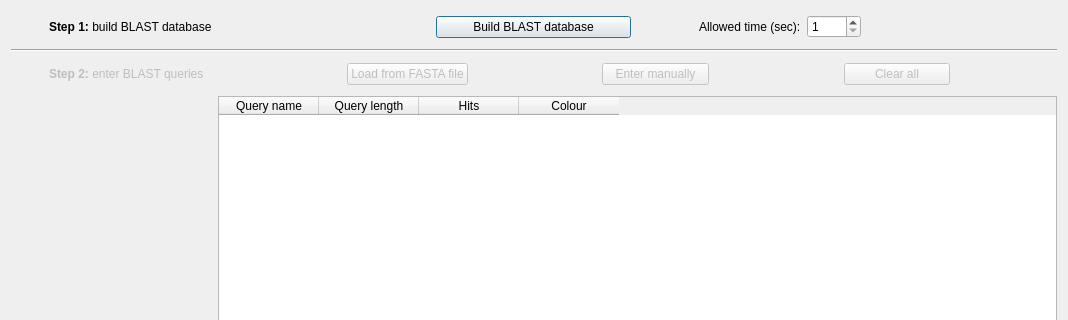
Before: the Qt Designer form ui/blastsearchdialog.ui in rrwick/Bandage, drawn with Qt 5; both pictures show x 0 to 1068 and y 0 to 320 of the 1068 by 753 pixel window.
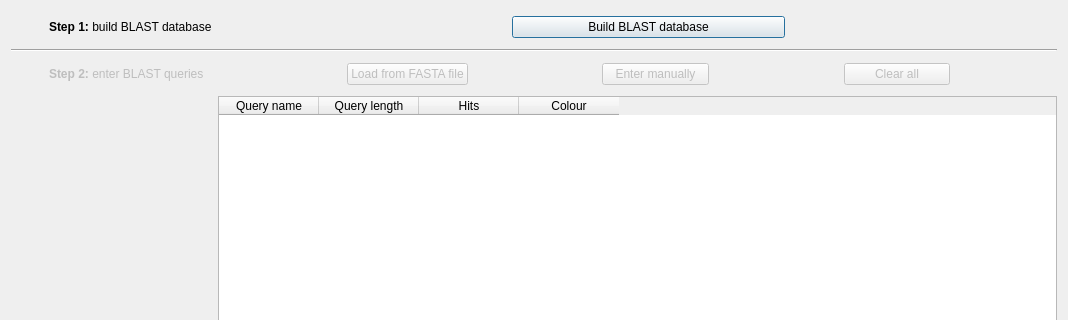
After: the same form once the commit is applied. Custom widgets are drawn as their Qt base class.

```diff
--- a/ui/blastsearchdialog.ui
+++ b/ui/blastsearchdialog.ui
@@ -81,55 +81,6 @@
         </property>
        </widget>
       </item>
-      <item>
-       <spacer name="horizontalSpacer_10">
-        <property name="orientation">
-         <enum>Qt::Horizontal</enum>
-        </property>
-        <property name="sizeType">
-         <enum>QSizePolicy::Fixed</enum>
-        </property>
-        <property name="sizeHint" stdset="0">
-         <size>
-          <width>40</width>
-          <height>20</height>
-         </size>
-        </property>
-       </spacer>
-      </item>
-      <item>
-       <widget class="InfoTextWidget" name="timeoutInfoText" native="true">
-        <property name="sizePolicy">
-         <sizepolicy hsizetype="Fixed" vsizetype="Fixed">
-          <horstretch>0</horstretch>
-          <verstretch>0</verstretch>
-         </sizepolicy>
-        </property>
-        <property name="minimumSize">
-         <size>
-          <width>16</width>
-          <height>16</height>
-         </size>
-        </property>
-       </widget>
-      </item>
-      <item>
-       <widget class="QLabel" name="timeoutLabel">
-        <property name="text">
-         <string>Allowed time (sec):</string>
-        </property>
-       </widget>
-      </item>
-      <item>
-       <widget class="QSpinBox" name="timeoutSpinBox">
-        <property name="minimum">
-         <number>1</number>
-        </property>
-        <property name="maximum">
-         <number>1000</number>
-        </property>
-       </widget>
-      </item>
       <item>
        <spacer name="horizontalSpacer_2">
         <property name="orientation">
```
